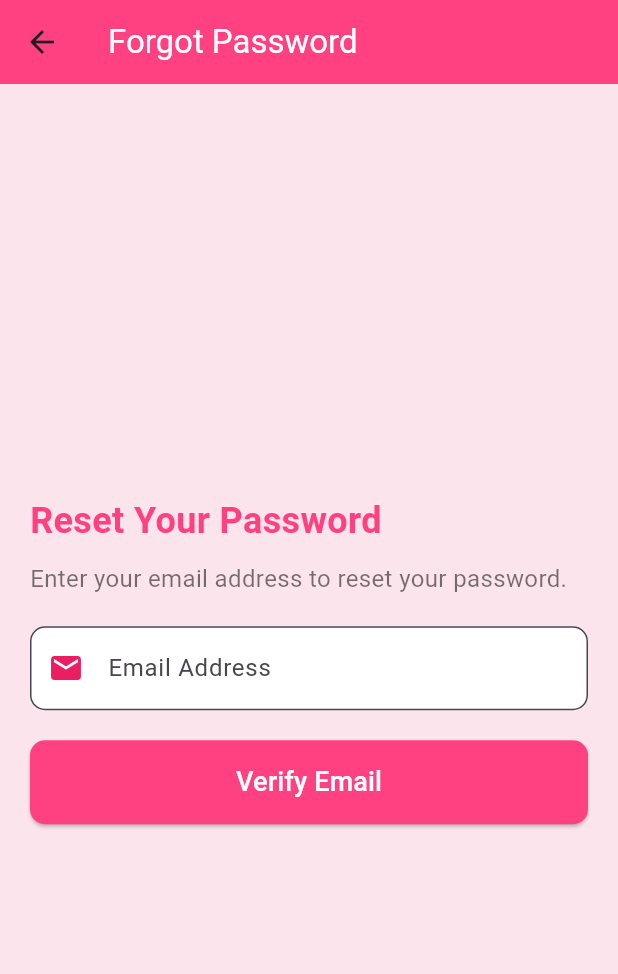
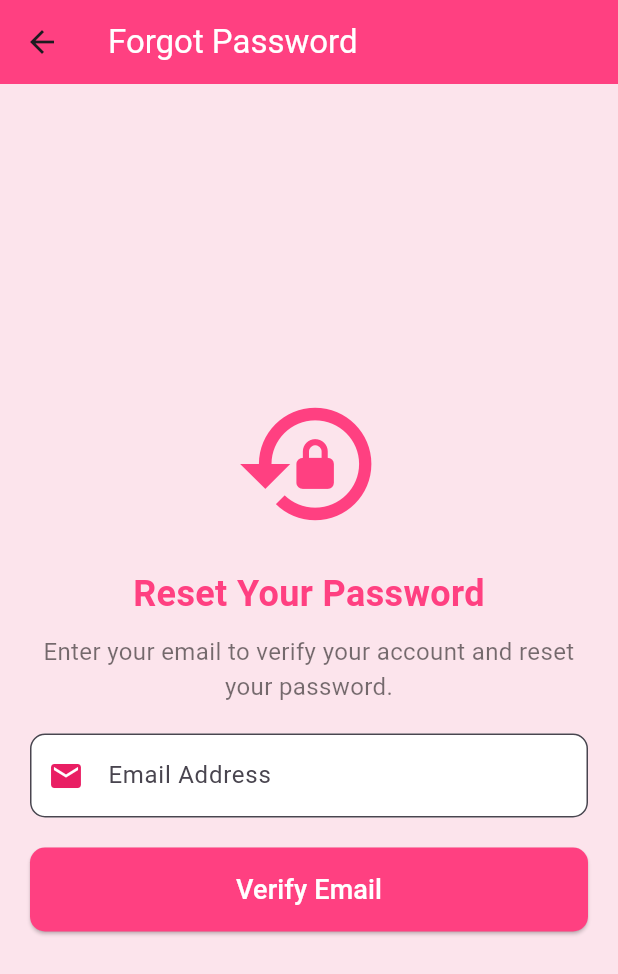
Before and after one commit to HussainMatloob/love_connection, a Flutter app: the ForgotPasswordScreen screen opened directly, on a phone screen of 412 x 824 dp. Shown: the top 974 px of the screen. Run offline on Flutter 3.47's test engine with Material 3 defaults, Android fonts, the phone set to English and light mode, and no system bars; our stand-ins replace animate_do, cached_network_image, dotted_border, flutter_svg, get, google_fonts and 5 more; accounts and stored records are empty; project files that could hold a hidden picture were left out.

Commit message:
updated 27/02/2025

```diff
--- a/lib/Screens/auth/forgot_password_screen.dart
+++ b/lib/Screens/auth/forgot_password_screen.dart
@@ -13,37 +13,36 @@ class ForgotPasswordScreen extends StatelessWidget {
       appBar: AppBar(
         title: Text("Forgot Password", style: TextStyle(color: Colors.white)),
         backgroundColor: Colors.pinkAccent,
-        elevation: 0,
       ),
       body: Center(
-        child: Padding(
-          padding: const EdgeInsets.all(20.0),
+        child: SingleChildScrollView(
+          padding: EdgeInsets.all(20.0),
           child: Column(
             mainAxisAlignment: MainAxisAlignment.center,
-            crossAxisAlignment: CrossAxisAlignment.start,
+            crossAxisAlignment: CrossAxisAlignment.center,
             children: [
+              Icon(Icons.lock_reset, size: 100, color: Colors.pinkAccent),
+              SizedBox(height: 20),
               Text(
                 "Reset Your Password",
-                style: TextStyle(
-                  fontSize: 24,
-                  fontWeight: FontWeight.bold,
-                  color: Colors.pinkAccent,
-                ),
+                style: TextStyle(fontSize: 24, fontWeight: FontWeight.bold, color: Colors.pinkAccent),
+                textAlign: TextAlign.center,
               ),
               SizedBox(height: 10),
               Text(
-                "Enter your email address to reset your password.",
+                "Enter your email to verify your account and reset your password.",
                 style: TextStyle(fontSize: 16, color: Colors.black54),
+                textAlign: TextAlign.center,
               ),
               SizedBox(height: 20),
+
+              // Email Input
               TextField(
                 controller: controller.emailController,
                 decoration: InputDecoration(
                   labelText: "Email Address",
                   prefixIcon: Icon(Icons.email, color: Colors.pink),
-                  border: OutlineInputBorder(
-                    borderRadius: BorderRadius.circular(10),
-                  ),
+                  border: OutlineInputBorder(borderRadius: BorderRadius.circular(10)),
                   filled: true,
                   fillColor: Colors.white,
                 ),
@@ -51,63 +50,78 @@ class ForgotPasswordScreen extends StatelessWidget {
               ),
               SizedBox(height: 20),
 
+              // Show Password Field & Update Button After Email Verification
               Obx(() => controller.isEmailVerified.value
                   ? Column(
                 children: [
-                  TextField(
+                  // Password Input with Toggle
+                  Obx(() => TextField(
                     controller: controller.passwordController,
+                    obscureText: controller.isPasswordHidden.value,
                     decoration: InputDecoration(
                       labelText: "New Password",
                       prefixIcon: Icon(Icons.lock, color: Colors.pink),
-                      border: OutlineInputBorder(
-                        borderRadius: BorderRadius.circular(10),
+                      suffixIcon: IconButton(
+                        icon: Icon(
+                          controller.isPasswordHidden.value ? Icons.visibility_off : Icons.visibility,
+                          color: Colors.pink,
                         ),
+                        onPressed: controller.togglePasswordVisibility,
+                      ),
+                      border: OutlineInputBorder(borderRadius: BorderRadius.circular(10)),
                       filled: true,
                       fillColor: Colors.white,
                     ),
-                    obscureText: true,
-                  ),
+                    onChanged: controller.validatePassword,
+                  )),
+                  SizedBox(height: 10),
+
+                  // Password Strength Message
+                  Obx(() => controller.passwordErrorMessage.value.isNotEmpty
+                      ? Text(
+                    controller.passwordErrorMessage.value,
+                    style: TextStyle(color: Colors.red, fontSize: 14),
+                  )
+                      : SizedBox()),
+
                   SizedBox(height: 20),
-                  Obx(() => SizedBox(
-                    width: double.infinity, // FULL WIDTH
+
+                  // Update Password Button (Only visible after email verification)
+                  SizedBox(
+                    width: double.infinity,
                     child: ElevatedButton(
                       onPressed: controller.isLoadingUpdate.value ? null : controller.updatePassword,
                       style: ElevatedButton.styleFrom(
                         backgroundColor: Colors.pinkAccent,
                         padding: EdgeInsets.symmetric(vertical: 15),
-                        shape: RoundedRectangleBorder(
-                          borderRadius: BorderRadius.circular(10),
-                        ),
+                        shape: RoundedRectangleBorder(borderRadius: BorderRadius.circular(10)),
                       ),
                       child: controller.isLoadingUpdate.value
                           ? CircularProgressIndicator(color: Colors.white)
-                          : Text(
-                        "Update Password",
-                        style: TextStyle(fontSize: 18, color: Colors.white),
+                          : Text("Update Password", style: TextStyle(fontSize: 18, color: Colors.white)),
                     ),
                   ),
-                  )),
                 ],
               )
-                  : Obx(() => SizedBox(
-                width: double.infinity, // FULL WIDTH
+                  : Column(
+                children: [
+                  // Verify Email Button (Hidden after verification)
+                  SizedBox(
+                    width: double.infinity,
                     child: ElevatedButton(
                       onPressed: controller.isLoadingVerify.value ? null : controller.verifyEmail,
                       style: ElevatedButton.styleFrom(
                         backgroundColor: Colors.pinkAccent,
                         padding: EdgeInsets.symmetric(vertical: 15),
-                    shape: RoundedRectangleBorder(
-                      borderRadius: BorderRadius.circular(10),
-                    ),
+                        shape: RoundedRectangleBorder(borderRadius: BorderRadius.circular(10)),
                       ),
                       child: controller.isLoadingVerify.value
                           ? CircularProgressIndicator(color: Colors.white)
-                      : Text(
-                    "Verify Email",
-                    style: TextStyle(fontSize: 18, color: Colors.white),
+                          : Text("Verify Email", style: TextStyle(fontSize: 18, color: Colors.white)),
                     ),
                   ),
-              ))),
+                ],
+              )),
             ],
           ),
         ),
```
Also changed, not shown: lib/ApiService/Auth_Service.dart (added, +20 -0 lines), lib/Controllers/forgot_password_controller.dart (+49 -63 lines). Lines whose indentation alone changed are shown as unchanged.
